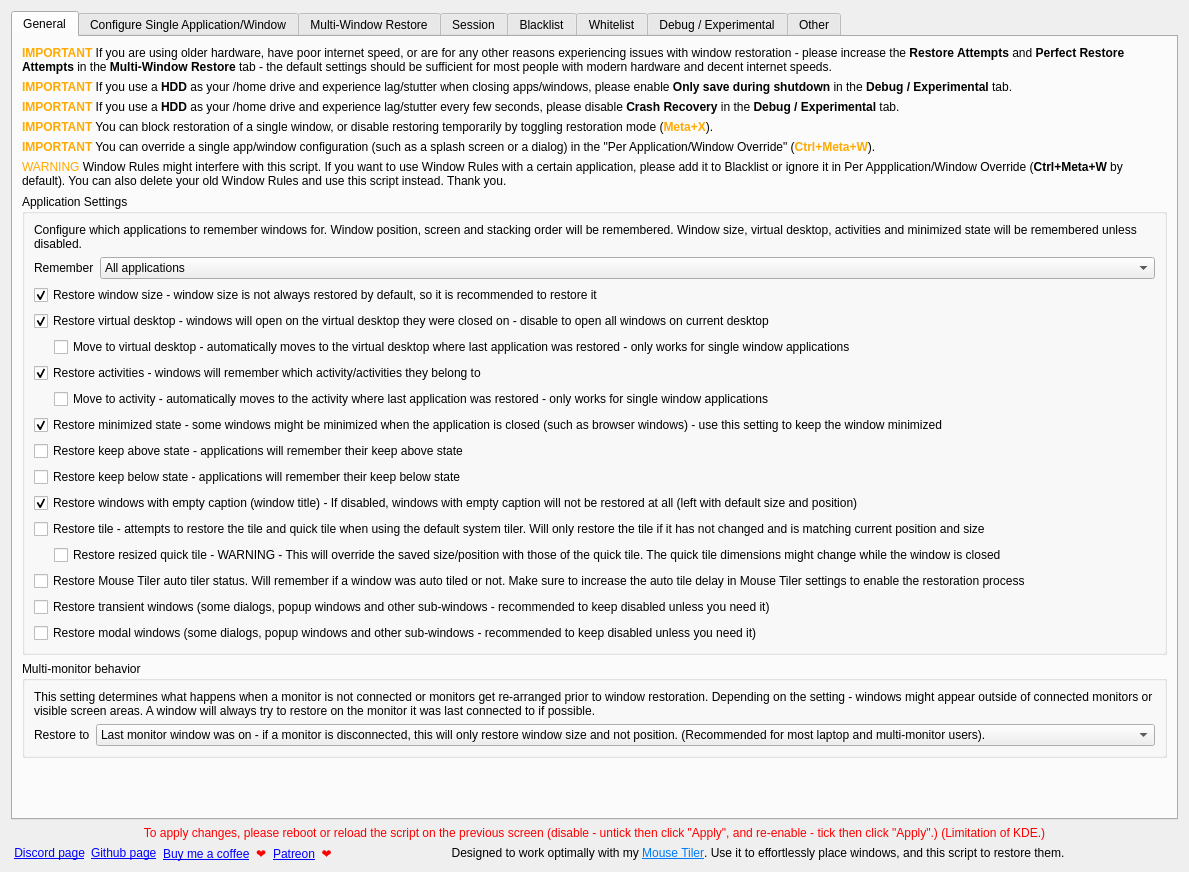
The window that src/contents/ui/config.ui (rxappdev/RememberWindowPositions) describes before a commit, drawn with Qt 5.
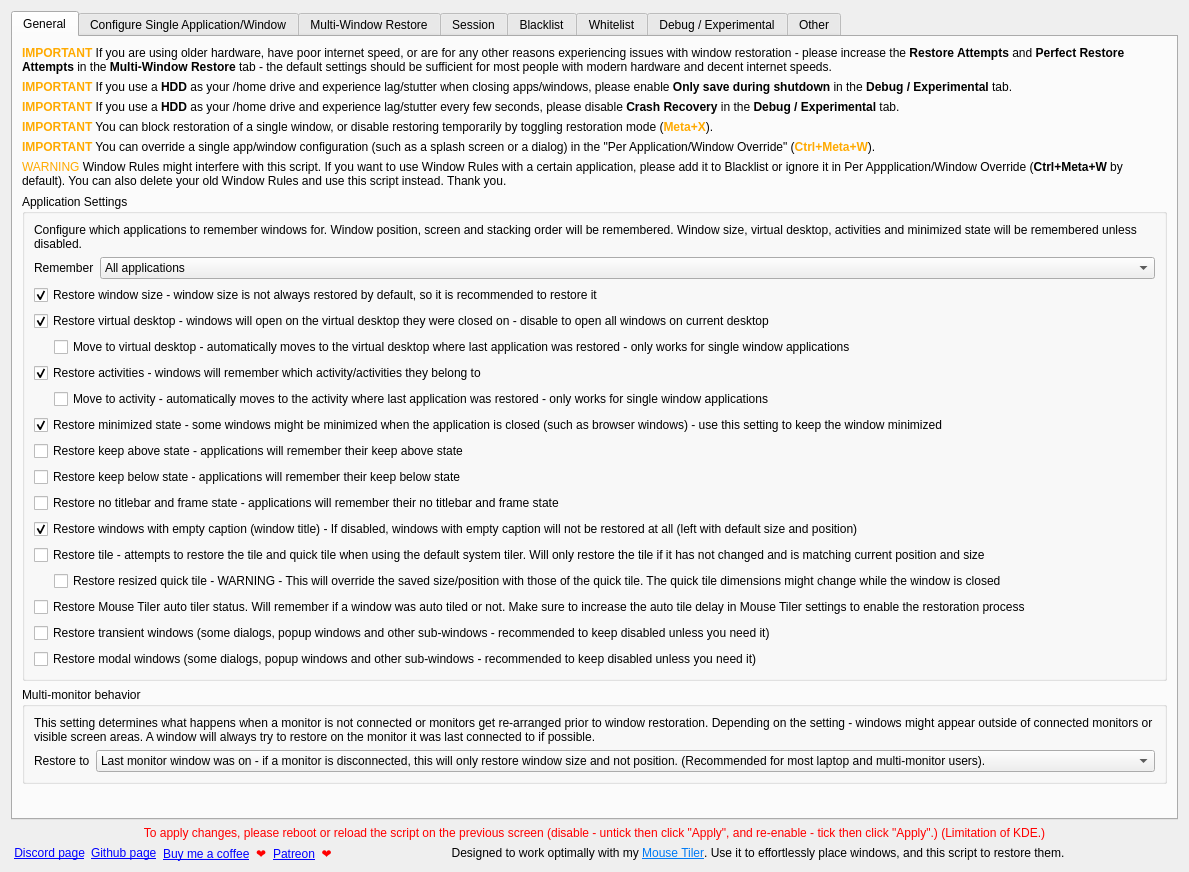
The same window after the commit. Icons and pictures are not drawn.

Commit message: Added support to remember No Titlebar and Frame state - It is now possible to remember the No Titlebar and Frame state (enabled by default) - It is also supported in per app/window override (Ctrl+Meta+W) and for session restore

What changed in the file:
```diff
--- a/src/contents/ui/config.ui
+++ b/src/contents/ui/config.ui
@@ -274,6 +274,13 @@
             </property>
            </widget>
           </item>
+          <item>
+           <widget class="QCheckBox" name="kcfg_restoreNoBorder">
+            <property name="text">
+             <string>Restore no titlebar and frame state - applications will remember their no titlebar and frame state</string>
+            </property>
+           </widget>
+          </item>
           <item>
            <widget class="QCheckBox" name="kcfg_restoreWindowsWithoutCaption">
             <property name="text">
```
Left out of the diff: 7 changed lines with no effect on the pictures. The commit also changes 3 other files.
